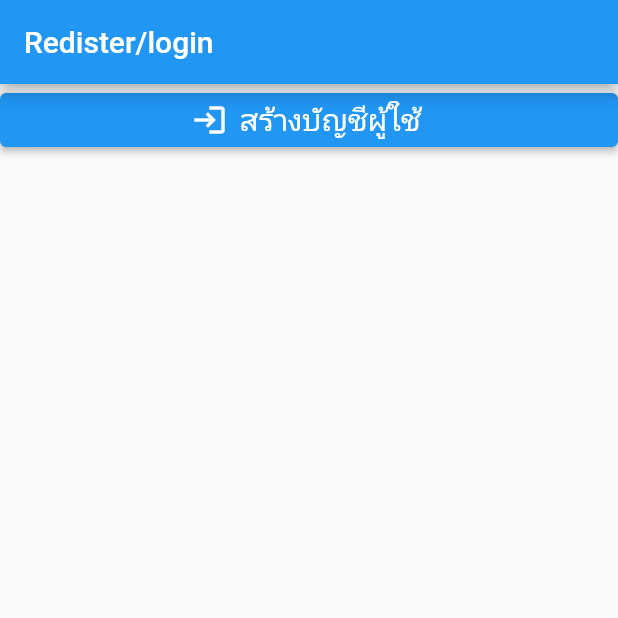
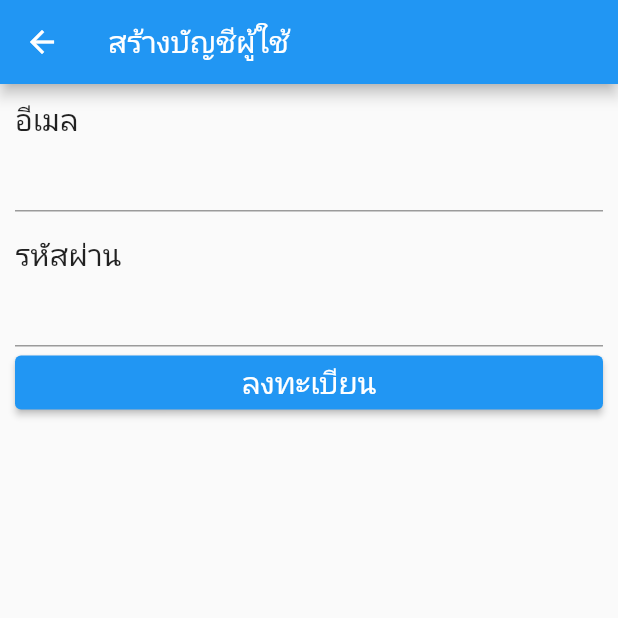
Before and after one commit to woravi/register1, a Flutter app: the screen it shows after launch, after a tap on "สร้างบัญชีผู้ใช้", on a phone screen of 412 x 824 dp, the top half of it. Run offline on Flutter 3.47's test engine with Material 2 defaults, Android fonts, the phone set to English and light mode, and no system bars; our stand-ins replace form_field_validator.

Commit message:
สร้างหน้าลงทะเบียน

```diff
--- /dev/null
+++ b/lib/model/profile.dart
@@ -0,0 +1,6 @@
+class Profile {
+  late String email;
+  late String password;
+
+  Profile({required this.email, required this.password});
+}
--- a/lib/screen/home.dart
+++ b/lib/screen/home.dart
@@ -1,4 +1,6 @@
 import 'package:flutter/material.dart';
+import 'package:register1/screen/login.dart';
+import 'package:register1/screen/register.dart';
 
 class HomeScreen extends StatelessWidget {
   const HomeScreen({super.key});
@@ -6,23 +8,49 @@ class HomeScreen extends StatelessWidget {
   Widget build(BuildContext context) {
     return Scaffold(
         appBar: AppBar(
-        title: const Text("Redister/login"),
+          title: const Text("Register/login"),
         ),
-      body: Column(
+        body: Padding(
+          padding: const EdgeInsets.all(8.0),
+          child: Column(
             children: [
+              Image.asset("assets/images/profile.jpg"),
               SizedBox(
                   width: double.infinity,
                   child: ElevatedButton.icon(
-              onPressed: () {},
-              icon: const Icon(Icons.login),
+                    icon: const Icon(Icons.add),
                     label: const Text(
                       "สร้างบัญชีผู้ใช้",
                       style: TextStyle(fontSize: 20),
                     ),
+                    onPressed: () {
+                      Navigator.push(
+                        context,
+                        MaterialPageRoute(builder: (context) {
+                          return const RegisterScreen();
+                        }),
+                      );
+                    },
+                  )),
+              SizedBox(
+                  width: double.infinity,
+                  child: ElevatedButton.icon(
+                    icon: const Icon(Icons.login),
+                    label: const Text(
+                      "เข้าสู่ระบบ",
+                      style: TextStyle(fontSize: 20),
                     ),
-          )
+                    onPressed: () {
+                      Navigator.push(
+                        context,
+                        MaterialPageRoute(builder: (context) {
+                          return const LoginScreen();
+                        }),
+                      );
+                    },
+                  )),
             ],
           ),
-    );
+        ));
   }
 }
--- /dev/null
+++ b/lib/screen/login.dart
@@ -0,0 +1,19 @@
+import 'package:flutter/material.dart';
+
+class LoginScreen extends StatefulWidget {
+  const LoginScreen({Key? key}) : super(key: key);
+
+  @override
+  State<LoginScreen> createState() => _LoginScreenState();
+}
+
+class _LoginScreenState extends State<LoginScreen> {
+  @override
+  Widget build(BuildContext context) {
+    return Scaffold(
+      appBar: AppBar(
+        title: const Text("เข้าสู่ระบบ"),
+      ),
+    );
+  }
+}
--- /dev/null
+++ b/lib/screen/register.dart
@@ -0,0 +1,84 @@
+import 'package:flutter/foundation.dart';
+import 'package:flutter/material.dart';
+import 'package:form_field_validator/form_field_validator.dart';
+import 'package:register1/model/profile.dart';
+
+class RegisterScreen extends StatefulWidget {
+  const RegisterScreen({Key? key}) : super(key: key);
+
+  @override
+  State<RegisterScreen> createState() => _RegisterScreenState();
+}
+
+class _RegisterScreenState extends State<RegisterScreen> {
+  final formKey = GlobalKey<FormState>();
+  Profile profile = Profile(email: '', password: '');
+  @override
+  Widget build(BuildContext context) {
+    return Scaffold(
+        appBar: AppBar(
+          title: const Text("สร้างบัญชีผู้ใช้"),
+        ),
+        // ignore: avoid_unnecessary_containers
+        body: Container(
+          child: Padding(
+            padding: const EdgeInsets.all(10.0),
+            child: Form(
+                key: formKey,
+                child: SingleChildScrollView(
+                  child: Column(
+                    crossAxisAlignment: CrossAxisAlignment.start,
+                    children: [
+                      const Text(
+                        "อีเมล",
+                        style: TextStyle(fontSize: 20),
+                      ),
+                      TextFormField(
+                        validator:
+                            MultiValidator([
+                              RequiredValidator(errorText: "กรุณาใส่อีเมลด้วย"),
+                              EmailValidator(errorText: "รูปแบบอีเมลไม่ถูกต้อง")
+                            ]),
+                        keyboardType: TextInputType.emailAddress,
+                        onSaved: <String>(email) {
+                          profile.email = email;
+                        },
+                      ),
+                      const SizedBox(
+                        height: 15,
+                      ),
+                      const Text(
+                        "รหัสผ่าน",
+                        style: TextStyle(fontSize: 20),
+                      ),
+                      TextFormField(
+                        validator:
+                            RequiredValidator(errorText: "กรุณาโปรดใส่รหัสผ่าน"),
+                        obscureText: true,
+                        onSaved: <String>(password) {
+                          profile.password = password;
+                        },
+                      ),
+                      SizedBox(
+                        width: double.infinity,
+                        child: ElevatedButton(
+                            child: const Text("ลงทะเบียน",
+                                style: TextStyle(fontSize: 20)),
+                            onPressed: () {
+                              if (formKey.currentState!.validate()) {
+                                formKey.currentState?.save();
+                                if (kDebugMode) {
+                                  print(
+                                      "email = ${profile.email} password = ${profile.password}");
+                                }
+                                formKey.currentState?.reset();
+                              }
+                            }),
+                      ),
+                    ],
+                  ),
+                )),
+          ),
+        ));
+  }
+}
```
Lines whose indentation alone changed are shown as unchanged.
